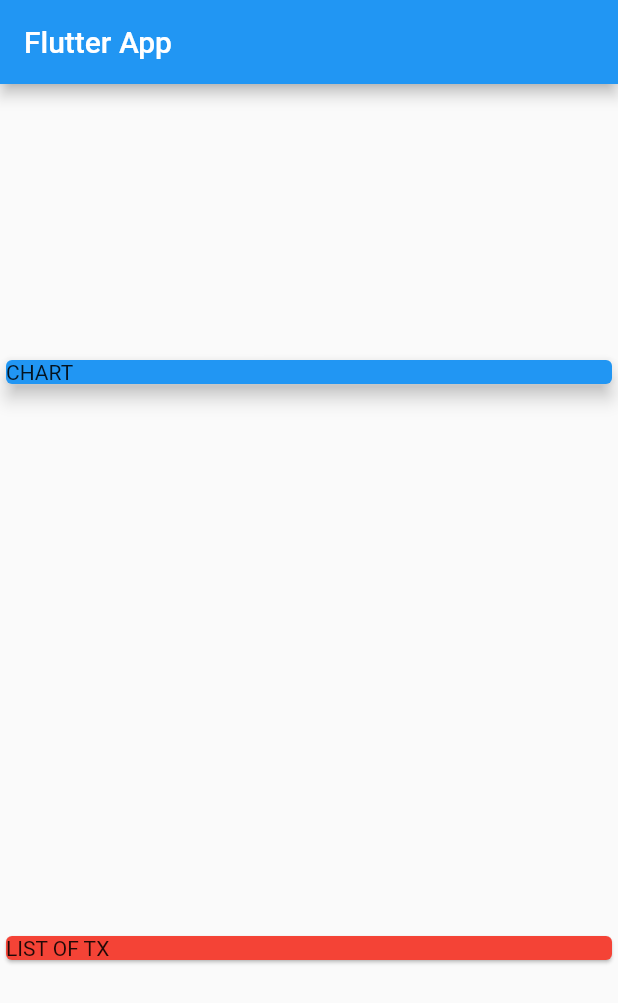
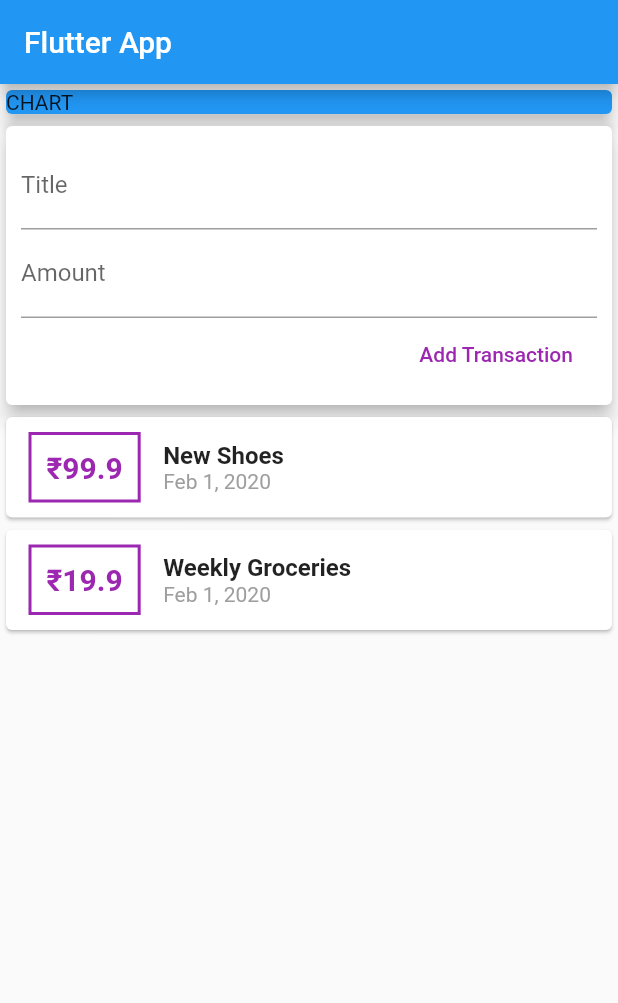
Before and after one commit to sidcredible/personal_expenses_app, a Flutter app: the screen it shows after launch, on a phone screen of 412 x 824 dp. Shown: the top 1003 px of the screen. Run offline on Flutter 3.47's test engine with Material 2 defaults, Android fonts, the phone set to English and light mode, and no system bars.

Commit message:
created different widgets files, added input field & list

```diff
--- a/lib/main.dart
+++ b/lib/main.dart
@@ -1,5 +1,5 @@
 import 'package:flutter/material.dart';
-import './transaction.dart';
+import './widgets/user_transaction.dart';
 
 void main() => runApp(MyApp());
 
@@ -14,28 +14,20 @@ class MyApp extends StatelessWidget {
 }
 
 class MyHomePage extends StatelessWidget {
-  final List<Transaction> transactions = [
-    Transaction(
-      id: 't1',
-      title: 'New Shoes',
-      amount: 99.9,
-      date: DateTime.now(),
-    ),
-    Transaction(
-      id: 't2',
-      title: 'Weekly Groceries',
-      amount: 19.9,
-      date: DateTime.now(),
-    ),
-  ];
+  // String titleInput;
+  // String amountInput;
+  final titleController = TextEditingController();
+  final amountController = TextEditingController();
+
   @override
   Widget build(BuildContext context) {
     return Scaffold(
       appBar: AppBar(
         title: Text('Flutter App'),
       ),
-      body: Column(
-        mainAxisAlignment: MainAxisAlignment.spaceAround,
+      body: SingleChildScrollView(
+        child: Column(
+          // mainAxisAlignment: MainAxisAlignment.start,
           crossAxisAlignment: CrossAxisAlignment.stretch,
           children: <Widget>[
             Container(
@@ -46,11 +38,9 @@ class MyHomePage extends StatelessWidget {
                 elevation: 5,
               ),
             ),
-          Card(
-            child: Text('LIST OF TX'),
-            color: Colors.red,
+            UserTransactions()
+          ],
         ),
-        ],
       ),
     );
   }
--- /dev/null
+++ b/lib/widgets/new_transaction.dart
@@ -0,0 +1,45 @@
+import 'package:flutter/material.dart';
+
+class NewTransaction extends StatelessWidget {
+  final Function addTx;
+  final titleController = TextEditingController();
+  final amountController = TextEditingController();
+
+  NewTransaction(this.addTx);
+
+  @override
+  Widget build(BuildContext context) {
+    return Card(
+            elevation: 5,
+            child: Container(
+              padding: EdgeInsets.all(10),
+              child: Column(
+                crossAxisAlignment: CrossAxisAlignment.end,
+                children: <Widget>[
+                  TextField(
+                    decoration: InputDecoration(labelText: 'Title'),
+                    controller: titleController,
+                    // onChanged: (val){
+                    //   titleInput = val;
+                    // },
+                  ),
+                  TextField(
+                    decoration: InputDecoration(labelText: 'Amount'),
+                    controller: amountController,
+                    // onChanged: (val) => amountInput = val,
+                  ),
+                  FlatButton(
+                    onPressed: () {
+                      addTx(titleController.text, double.parse(amountController.text),);
+                    },
+                    child: Text(
+                      'Add Transaction',
+                    ),
+                    textColor: Colors.purple,
+                  )
+                ],
+              ),
+            ),
+          );
+  }
+}
--- /dev/null
+++ b/lib/widgets/transaction_list.dart
@@ -0,0 +1,64 @@
+import 'package:flutter/material.dart';
+import 'package:intl/intl.dart';
+
+import '../models/transaction.dart';
+
+class TransactionList extends StatelessWidget {
+  final List<Transaction> transactions;
+  TransactionList(this.transactions);
+
+  @override
+  Widget build(BuildContext context) {
+    return Container(
+      height: 300,
+      child: ListView.builder(
+        itemBuilder: (ctx, index) {
+          return Card(
+              child: Row(
+            children: <Widget>[
+              Container(
+                margin: EdgeInsets.symmetric(
+                  vertical: 10,
+                  horizontal: 15,
+                ),
+                decoration: BoxDecoration(
+                    border: Border.all(
+                  color: Colors.purple,
+                  width: 2,
+                )),
+                padding: EdgeInsets.all(10),
+                child: Text(
+                  '₹${transactions[index].amount}',
+                  style: TextStyle(
+                    fontWeight: FontWeight.bold,
+                    fontSize: 20,
+                    color: Colors.purple,
+                  ),
+                ),
+              ),
+              Column(
+                crossAxisAlignment: CrossAxisAlignment.start,
+                children: <Widget>[
+                  Text(
+                    transactions[index].title,
+                    style: TextStyle(
+                      fontWeight: FontWeight.bold,
+                      fontSize: 16,
+                    ),
+                  ),
+                  Text(
+                    DateFormat.yMMMd().format(transactions[index].date),
+                    style: TextStyle(
+                      color: Colors.grey,
+                    ),
+                  )
+                ],
+              )
+            ],
+          ));
+        },
+        itemCount: transactions.length,
+      ),
+    );
+  }
+}
--- /dev/null
+++ b/lib/widgets/user_transaction.dart
@@ -0,0 +1,49 @@
+import 'package:flutter/material.dart';
+import './new_transaction.dart';
+import './transaction_list.dart';
+import '../models/transaction.dart';
+
+class UserTransactions extends StatefulWidget {
+  @override
+  _UserTransactionsState createState() => _UserTransactionsState();
+}
+
+class _UserTransactionsState extends State<UserTransactions> {
+  final List<Transaction> _userTransactions = [
+    Transaction(
+      id: 't1',
+      title: 'New Shoes',
+      amount: 99.9,
+      date: DateTime.now(),
+    ),
+    Transaction(
+      id: 't2',
+      title: 'Weekly Groceries',
+      amount: 19.9,
+      date: DateTime.now(),
+    ),
+  ];
+
+  void _addNewTransaction(String txTitle, double txAmount) {
+    final newTx = Transaction(
+      id: DateTime.now().toString(),
+      title: txTitle,
+      amount: txAmount,
+      date: DateTime.now(),
+    );
+
+    setState(() {
+      _userTransactions.add(newTx);
+    });
+  }
+
+  @override
+  Widget build(BuildContext context) {
+    return Column(
+      children: <Widget>[
+        NewTransaction(_addNewTransaction),
+        TransactionList(_userTransactions),
+      ],
+    );
+  }
+}
--- a/pubspec.yaml
+++ b/pubspec.yaml
@@ -19,6 +19,7 @@ environment:
 dependencies:
   flutter:
     sdk: flutter
+  intl: ^0.16.1
 
   # The following adds the Cupertino Icons font to your application.
   # Use with the CupertinoIcons class for iOS style icons.
```
Also changed, not shown: lib/models/transaction.dart (renamed from lib/transaction.dart), pubspec.lock. Lines whose indentation alone changed are shown as unchanged.
